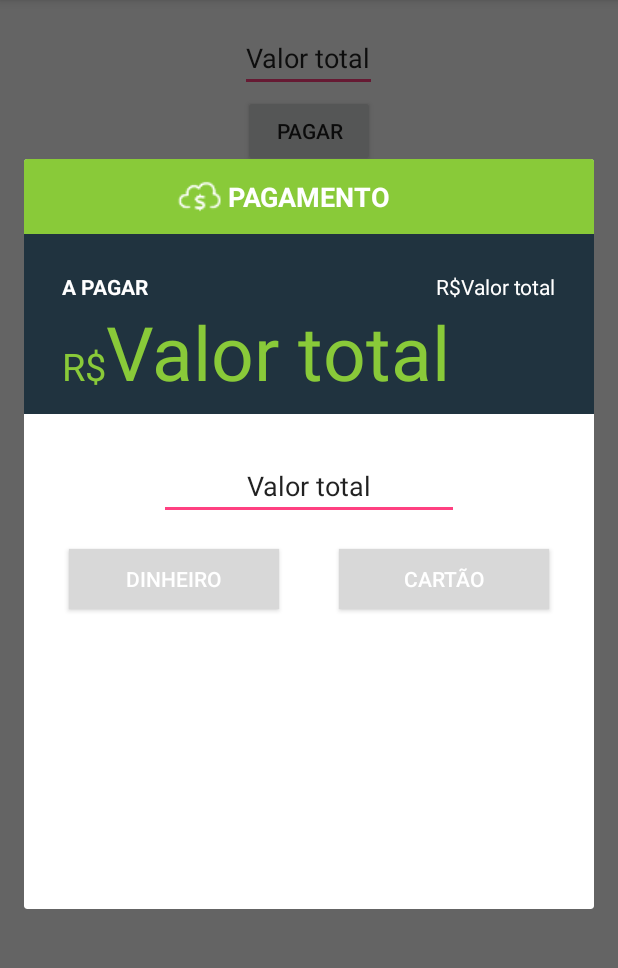
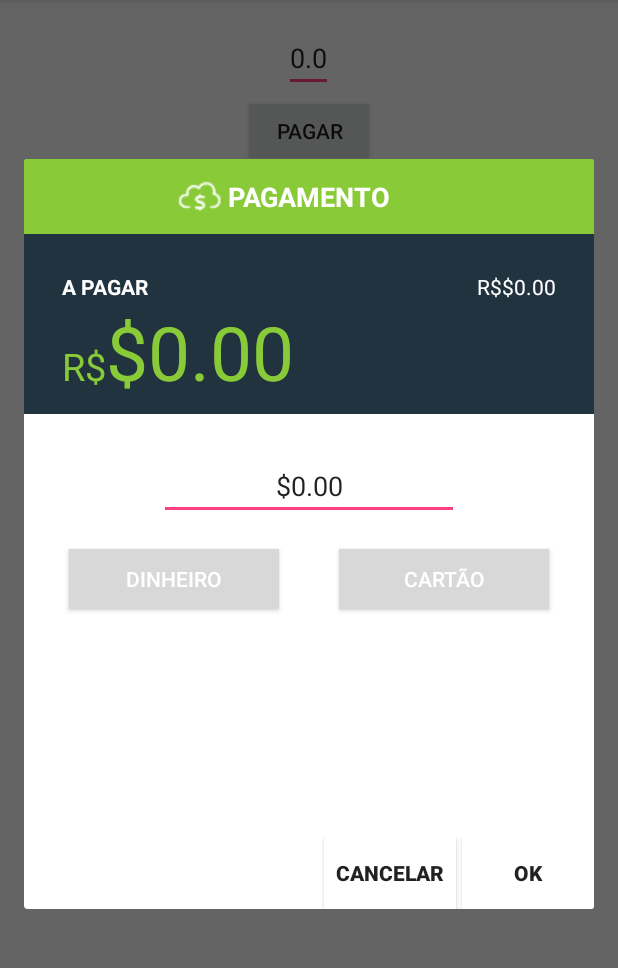
Before and after one commit to MaxAlmeida/paymentAndroid, an Android app: the screen it shows after launch (MainActivity), after a tap on "PAGAR", on a phone screen of 412 x 824 dp, the part 84-1052 px from its top. Run offline under Robolectric (Android 15) with nearby library versions, the phone set to English and light mode, and no system bars.

```diff
--- a/app/build.gradle
+++ b/app/build.gradle
@@ -1,6 +1,6 @@
 apply plugin: 'com.android.application'
+android {
 
-android {
     compileSdkVersion 25
     buildToolsVersion "25.0.0"
     defaultConfig {
@@ -16,6 +16,9 @@ android {
             minifyEnabled false
             proguardFiles getDefaultProguardFile('proguard-android.txt'), 'proguard-rules.pro'
         }
+        debug {
+            testCoverageEnabled true
+        }
     }
 }
 
--- a/app/src/main/java/pdvend/payment/MainActivity.java
+++ b/app/src/main/java/pdvend/payment/MainActivity.java
@@ -5,6 +5,7 @@ import android.support.v7.app.AppCompatActivity;
 import android.os.Bundle;
 import android.view.View;
 import android.widget.EditText;
+import android.widget.Toast;
 
 public class MainActivity extends AppCompatActivity {
     EditText value;
@@ -17,10 +18,10 @@ public class MainActivity extends AppCompatActivity {
     }
 
     public void btnShowDialog(View view){
-        String totalValue = value.getText().toString().replace("R$","");
+        Double totalValue = MoneyTextWatcher.convertToDoubleFormat(value.getText().toString());
         FragmentManager fragmentManager = getSupportFragmentManager();
         PaymentFragments payfragment =  PaymentFragments.newInstance(totalValue);
+        payfragment.show(fragmentManager,"BIRL!");
         payfragment.setCancelable(true);
-        payfragment.show(fragmentManager,"BIRL!");
     }
 }
--- a/app/src/main/java/pdvend/payment/MoneyTextWatcher.java
+++ b/app/src/main/java/pdvend/payment/MoneyTextWatcher.java
@@ -8,6 +8,7 @@ import android.widget.EditText;
 
 import java.text.DecimalFormat;
 import java.text.NumberFormat;
+import java.text.ParseException;
 import java.util.Locale;
 
 /**
@@ -57,16 +58,37 @@ public class MoneyTextWatcher implements TextWatcher {
                 // Transformamos o número que está escrito no EditText em
                 // monetário.
                 str = nf.format(Double.parseDouble(str) / 100);
+                double number = nf.parse(str).doubleValue();
+                System.out.println(str);
+                System.out.println(number);
                 typePaymentValue.setText(str);
                 typePaymentValue.setSelection(typePaymentValue.getText().length());
             } catch (NumberFormatException e) {
                 charSequence = "";
+            } catch (ParseException e) {
+                e.printStackTrace();
             }
     }
 
     @Override
     public void afterTextChanged(Editable editable) {
 
+    }
+
+    static double convertToDoubleFormat(String currencyFormat){
+        double doubleFormat = 0;
+        NumberFormat numberFormat = NumberFormat.getCurrencyInstance();
+        try {
+            doubleFormat = numberFormat.parse(currencyFormat).doubleValue();
+        } catch (ParseException e) {
+            e.printStackTrace();
+        }
+        return doubleFormat;
+    }
+
+    static String formatNegative(double value){
+        NumberFormat numberFormat = new DecimalFormat("'R$'0,00");
+        return numberFormat.format(value);
     }
 
    /*
--- a/app/src/main/java/pdvend/payment/PaymentFragments.java
+++ b/app/src/main/java/pdvend/payment/PaymentFragments.java
@@ -1,34 +1,49 @@
 package pdvend.payment;
 
-import android.app.ActionBar;
+import android.app.Activity;
 import android.app.Dialog;
-import android.graphics.Color;
-import android.graphics.drawable.ColorDrawable;
+import android.content.DialogInterface;
 import android.os.Bundle;
+import android.provider.Settings;
 import android.support.v4.app.DialogFragment;
-import android.text.Editable;
-import android.text.Layout;
-import android.text.Selection;
-import android.text.TextWatcher;
-import android.view.LayoutInflater;
 import android.view.View;
-import android.view.ViewGroup;
 import android.view.Window;
 import android.view.WindowManager;
+import android.widget.Button;
 import android.widget.EditText;
+import android.widget.ListView;
 import android.widget.TextView;
+import android.app.AlertDialog;
+
+import java.text.NumberFormat;
+import java.text.ParseException;
+import java.util.ArrayList;
 
 
 public class PaymentFragments extends DialogFragment {
+    private double totalValueRemain;
+    private EditText paymentValue;
+    private ListView listView;
+    private ArrayList<Payment> payments;
+    private PaymanetArrayAdapter paymentAdapter;
+    private Button moneyPaymentButton;
+    private Button cardPaymentButton;
+    private TextView remainingValue;
+    private TextView totalValue;
+    private NumberFormat numberFormat;
+    private TextView remainingText;
+    private TextView moneySymbol;
+    private Button confirmButton;
+    private Button cancelButton;
 
     public PaymentFragments(){
 
     }
 
-    public static PaymentFragments newInstance (String totalValue){
+    public static PaymentFragments newInstance (double totalValue){
         PaymentFragments paymentFragments = new PaymentFragments();
         Bundle args = new Bundle();
-        args.putString("totalValue",totalValue);
+        args.putDouble("totalValue", totalValue);
         paymentFragments.setArguments(args);
 
         return paymentFragments;
@@ -36,25 +51,137 @@ public class PaymentFragments extends DialogFragment {
 
     @Override
     public Dialog onCreateDialog(Bundle savedInstanceState){
-        String totalValueObtaneid = getArguments().getString("totalValue");
-        Dialog dialog = new Dialog(getActivity());
+        totalValueRemain = getArguments().getDouble("totalValue");
+        System.out.println(totalValueRemain);
+        numberFormat = NumberFormat.getCurrencyInstance();
+
+        final Dialog dialog = new Dialog(getActivity());
         dialog.getWindow().requestFeature(Window.FEATURE_NO_TITLE);
         dialog.getWindow().setFlags(WindowManager.LayoutParams.FLAG_FULLSCREEN, WindowManager.LayoutParams.FLAG_LAYOUT_IN_SCREEN);
         dialog.setContentView(R.layout.payment_fragments);
 
-        TextView remainingValue = (TextView) dialog.findViewById(R.id.remaining_value);
-        remainingValue.setText(totalValueObtaneid);
+        confirmButton = (Button) dialog.findViewById(R.id.confirm_payment_button);
+        cancelButton = (Button) dialog.findViewById(R.id.cancel_button);
 
-        TextView totalValue = (TextView) dialog.findViewById(R.id.total_value);
-        totalValue.setText(totalValueObtaneid);
+        remainingText = (TextView) dialog.findViewById(R.id.remaining_text);
+        moneySymbol = (TextView) dialog.findViewById(R.id.money_symbol_remaining);
+
+        remainingValue = (TextView) dialog.findViewById(R.id.remaining_value);
+        remainingValue.setText(numberFormat.format(totalValueRemain).toString().replace("R$",""));
+
+        totalValue = (TextView) dialog.findViewById(R.id.total_value);
+        totalValue.setText(numberFormat.format(totalValueRemain).toString().replace("R$",""));
+
+        moneyPaymentButton = (Button) dialog.findViewById(R.id.money_payment_button);
+        cardPaymentButton = (Button) dialog.findViewById(R.id.card_payment_button);
        // dialog.getWindow().setBackgroundDrawable(new ColorDrawable(Color.TRANSPARENT));
 
-        final EditText typePaymentValue = (EditText) dialog.findViewById(R.id.type_payment_value);
-        typePaymentValue.setText(totalValueObtaneid);
-        typePaymentValue.addTextChangedListener( MoneyTextWatcher.newInstance(typePaymentValue));
+        paymentValue = (EditText) dialog.findViewById(R.id.type_payment_value);
+        paymentValue.setText(numberFormat.format(totalValueRemain));
+        paymentValue.addTextChangedListener( MoneyTextWatcher.newInstance(paymentValue));
+        updateConfirmButton();
 
+        final ListView listView = (ListView) dialog.findViewById(R.id.event_list);
+        payments = new ArrayList<>();
+        paymentAdapter = new PaymanetArrayAdapter(getContext(),R.layout.adapter_layout,payments);
+        listView.setAdapter(paymentAdapter);
+
+        moneyPaymentButton.setOnClickListener(new View.OnClickListener() {
+            @Override
+            public void onClick(View view) {
+
+                if (totalValueRemain > 0) {
+                    double paymentMoneyValue = 0;
+                    try {
+                        paymentMoneyValue = numberFormat.parse(paymentValue.getText().toString()).doubleValue();
+                    } catch (ParseException e) {
+                        e.printStackTrace();
+                    }
+                    String paymentType = getResources().getString(R.string.money);
+                    updatePaymentRealized(paymentType,paymentMoneyValue);
+                }
+                else{
+                    showInvalidMessage(R.string.invalid_payment_message);
+                }
+            }
+        });
+        cardPaymentButton.setOnClickListener(new View.OnClickListener() {
+            @Override
+            public void onClick(View view) {
+                if(totalValueRemain > 0) {
+                    double paymentCardValue = 0;
+                    try {
+                        paymentCardValue = numberFormat.parse(paymentValue.getText().toString()).doubleValue();
+                    } catch (ParseException e) {
+                        e.printStackTrace();
+                    }
+                    if(paymentCardValue > totalValueRemain)
+                        showInvalidMessage(R.string.invalid_payment_card);
+                    else {
+                        String paymentType = getResources().getString(R.string.card);
+                        updatePaymentRealized(paymentType, paymentCardValue);
+                    }
+
+                }
+                else{
+                    showInvalidMessage(R.string.invalid_payment_message);
+                }
+            }
+        });
+
+        cancelButton.setOnClickListener(new View.OnClickListener() {
+            @Override
+            public void onClick(View view) {
+                dialog.dismiss();
+            }
+        });
+        confirmButton.setOnClickListener(new View.OnClickListener() {
+            @Override
+            public void onClick(View view) {
+                dialog.dismiss();
+            }
+        });
         return dialog;
     }
 
 
+    public void updatePaymentRealized(String paymentType, double paymentValue){
+        Payment payment = new Payment(paymentType,paymentValue);
+        int compare = Double.compare(paymentValue,totalValueRemain);
+        payments.add(payment);
+        paymentAdapter.notifyDataSetChanged();
+        totalValueRemain = totalValueRemain - paymentValue;
+        System.out.println("Valor Restante:");
+        System.out.println(totalValueRemain);
+        updateConfirmButton();
+
+        //If PaymentValue is greater than totalValueRemain
+        if(compare > 0) {
+            remainingValue.setText(numberFormat.format(Math.abs(totalValueRemain)).toString().replace("R$", ""));
+            remainingValue.setTextColor(getResources().getColor(R.color.color_Change));
+            moneySymbol.setTextColor(getResources().getColor(R.color.color_Change));
+            remainingText.setText(getResources().getString(R.string.change_text));
+        }
+        else
+            remainingValue.setText(numberFormat.format(totalValueRemain).toString().replace("R$", ""));
+
+
+    }
+    public void showInvalidMessage(int stringId){
+        AlertDialog.Builder alertDialog;
+        alertDialog = new AlertDialog.Builder(getContext());
+        alertDialog.setTitle(R.string.invalid_payment);
+        alertDialog.setMessage(stringId);
+        alertDialog.setPositiveButton("Ok",null);
+        alertDialog.show();
+    }
+
+    public void updateConfirmButton(){
+        if(totalValueRemain > 0)
+            confirmButton.setVisibility(View.GONE);
+        else
+            confirmButton.setVisibility(View.VISIBLE);
+    }
+
+
 }
--- /dev/null
+++ b/app/src/main/res/drawable/card_button_click.xml
@@ -0,0 +1,10 @@
+<?xml version="1.0" encoding="utf-8"?>
+<selector xmlns:android="http://schemas.android.com/apk/res/android"
+    android:layout_width="match_parent"
+    android:layout_height="match_parent">
+    <item android:state_pressed="true"
+        android:drawable="@color/button_card_pressed"/>
+    <item android:state_focused="true"
+        android:drawable="@color/button_focused"/>
+    <item android:drawable="@color/button_focused"/>
+</selector>
--- /dev/null
+++ b/app/src/main/res/drawable/money_button_click.xml
@@ -0,0 +1,10 @@
+<?xml version="1.0" encoding="utf-8"?>
+<selector xmlns:android="http://schemas.android.com/apk/res/android"
+    android:layout_width="match_parent"
+    android:layout_height="match_parent">
+    <item android:state_pressed="true"
+        android:drawable="@color/button_money_pressed"/>
+    <item android:state_focused="true"
+        android:drawable="@color/button_focused"/>
+    <item android:drawable="@color/button_focused"/>
+</selector>
--- a/app/src/main/res/layout/activity_main.xml
+++ b/app/src/main/res/layout/activity_main.xml
@@ -13,7 +13,7 @@
     <EditText
         android:layout_width="wrap_content"
         android:layout_height="wrap_content"
-        android:text="Valor total"
+        android:text="0.0"
         android:layout_alignParentTop="true"
         android:layout_centerHorizontal="true"
         android:inputType="numberDecimal"
--- a/app/src/main/res/layout/payment_fragments.xml
+++ b/app/src/main/res/layout/payment_fragments.xml
@@ -115,9 +115,10 @@
             android:layout_height="40dp"
             android:text="@string/money"
             android:textColor="#FFFFFF"
-            android:background="#D8D8D8"
+            android:background="@drawable/money_button_click"
             android:layout_marginLeft="30dp"
-            android:layout_marginTop="90dp"/>
+            android:layout_marginTop="90dp"
+            android:onClick="setPaymentMoney"/>
 
         <Button
             android:id="@+id/card_payment_button"
@@ -125,10 +126,11 @@
             android:layout_height="40dp"
             android:text="@string/card"
             android:textColor="#FFFFFF"
-            android:background="#D8D8D8"
+            android:background="@drawable/card_button_click"
             android:layout_alignParentRight="true"
             android:layout_marginRight="30dp"
-            android:layout_marginTop="90dp"/>
+            android:layout_marginTop="90dp"
+            android:onClick="setPaymentCard"/>
 
     </RelativeLayout>
     <ListView
@@ -136,6 +138,34 @@
         android:layout_width="match_parent"
         android:layout_height="match_parent"
         android:layout_gravity="center"
+        android:layout_weight="1"
         android:layout_below="@id/payment_form"></ListView>
 
+    <RelativeLayout
+        android:layout_width="match_parent"
+        android:layout_height="wrap_content"
+        android:orientation="horizontal"
+        >
+
+        <Button
+            android:id="@+id/cancel_button"
+            android:layout_width="wrap_content"
+            android:layout_height="wrap_content"
+            android:text="@string/cancel"
+            android:textStyle="bold"
+            android:background="#FFFFFF"
+            android:layout_marginLeft="200dp"/>
+
+        <Button
+            android:id="@+id/confirm_payment_button"
+            android:layout_width="wrap_content"
+            android:layout_height="wrap_content"
+            android:background="#FFFFFF"
+            android:layout_alignParentRight="true"
+            android:text="OK"
+            android:textStyle="bold"
+            />
+
+    </RelativeLayout>
+
 </LinearLayout>
--- a/app/src/main/res/values/colors.xml
+++ b/app/src/main/res/values/colors.xml
@@ -3,4 +3,9 @@
     <color name="colorPrimary">#3F51B5</color>
     <color name="colorPrimaryDark">#303F9F</color>
     <color name="colorAccent">#FF4081</color>
+    <color name="button_money_pressed">#89ca39</color>
+    <color name="button_card_pressed">#81a9be</color>
+    <color name="button_focused">#D8D8D8</color>
+    <color name="button_default">#D8D8D8</color>
+    <color name="color_Change"> #FF0000</color>
 </resources>
--- a/app/src/main/res/values/strings.xml
+++ b/app/src/main/res/values/strings.xml
@@ -2,9 +2,14 @@
     <string name="app_name">Payment</string>
     <string name="payment_title"> PAGAMENTO</string>
     <string name="remaining_text"> A PAGAR </string>
+    <string name="change_text">TROCO</string>
     <string name="money_symbol"> R$ </string>
     <string name="money"> Dinheiro</string>
     <string name="card">Cartão</string>
+    <string name="invalid_payment">Pagamento Inválido</string>
+    <string name="invalid_payment_message">O valor total já foi alcançado.</string>
+    <string name="invalid_payment_card">O valor inserido para cartão ultrapassa o valor a pagar.</string>
+    <string name="cancel">Cancelar</string>
     <!-- TODO: Remove or change this placeholder text -->
     <string name="hello_blank_fragment">Hello blank fragment</string>
 </resources>
```
Also changed, not shown: app/src/main/java/pdvend/payment/PaymanetArrayAdapter.java (added, +56 -0 lines), app/src/main/java/pdvend/payment/Payment.java (added, +32 -0 lines), app/src/main/res/layout/adapter_layout.xml (added, +24 -0 lines), 1 other file.
